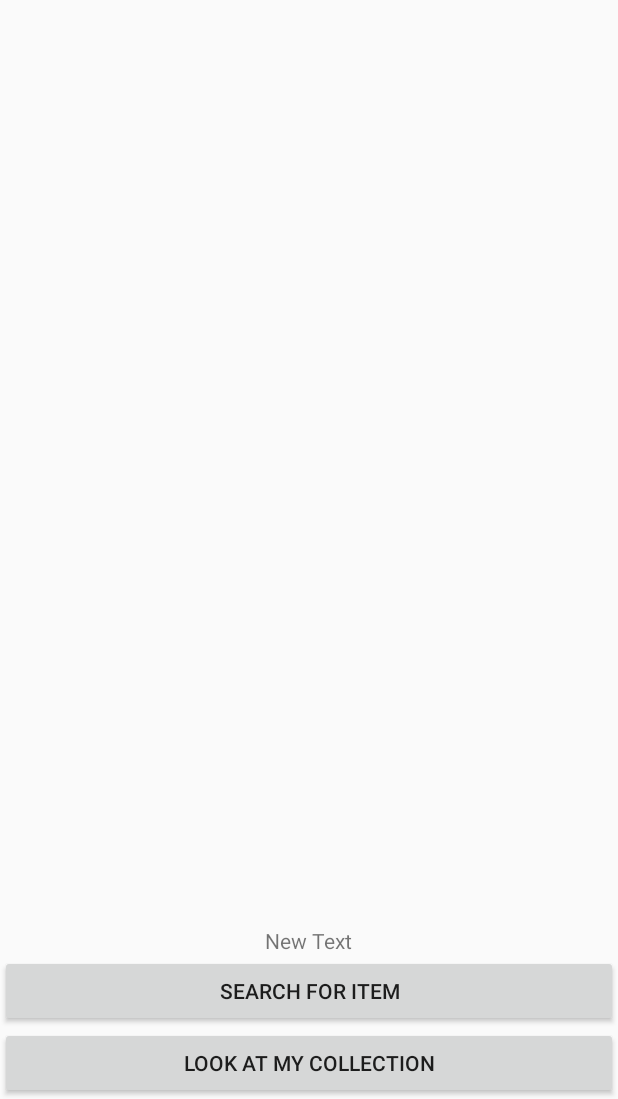
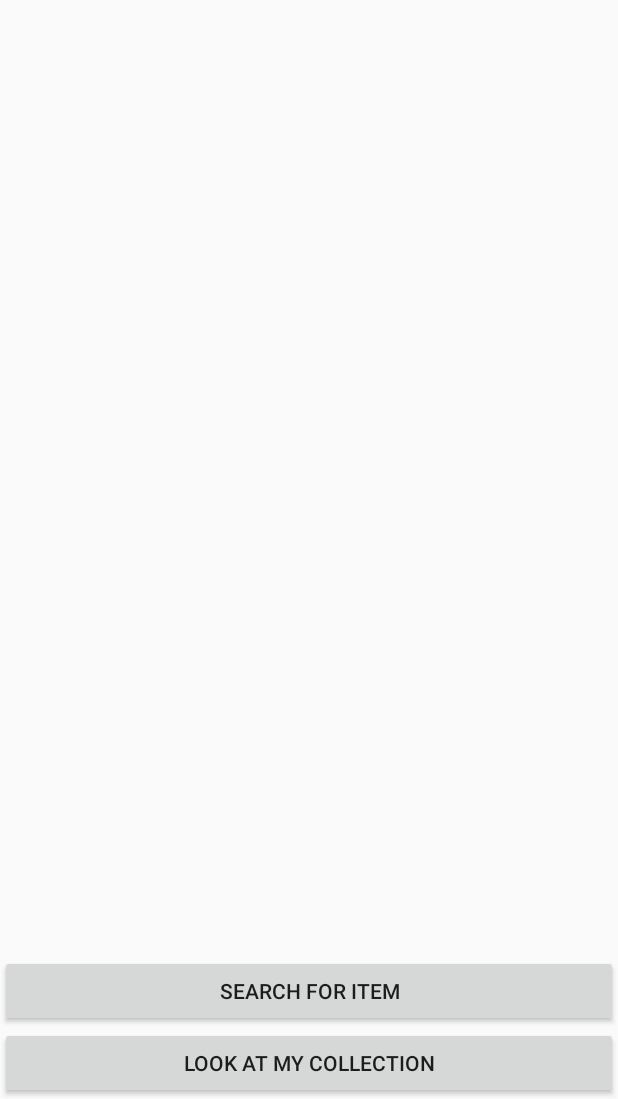
Before and after one commit to Huzzari/ScavengerHunt, an Android app: the screen it shows after launch (MapsActivity), on a phone screen of 412 x 824 dp, the part 137-1236 px from its top. Run offline under Robolectric (Android 15) with nearby library versions, the phone set to English and light mode, and no system bars.

Commit message:
update
removed text view

```diff
--- a/app/src/main/res/layout/activity_maps.xml
+++ b/app/src/main/res/layout/activity_maps.xml
@@ -33,12 +33,4 @@ android:orientation="vertical"
         android:layout_centerHorizontal="true"
         android:onClick="itemSearch" />
 
-    <TextView
-        android:layout_width="wrap_content"
-        android:layout_height="wrap_content"
-        android:text="New Text"
-        android:id="@+id/textView"
-        android:layout_above="@+id/button3"
-        android:layout_centerHorizontal="true" />
-
 </RelativeLayout>
```
